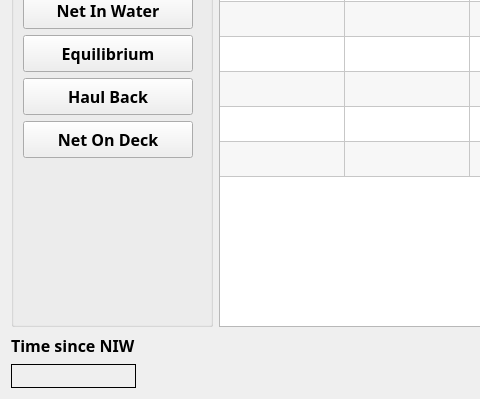
This is ui/CPSTrawlEvent.ui in aliciabillings-noaa/CLAMS as Qt 5 draws it before an edit; both pictures show x 0 to 480 and y 301 to 700 of the 900 by 700 pixel window. The edited form follows.
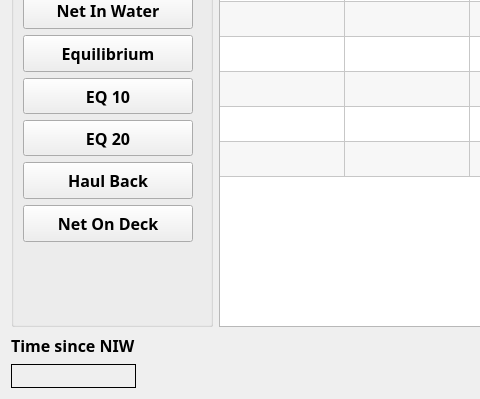
This is the edited form.

Commit message: replacing timer with eq10 and 20 buttons

Patch:
```diff
--- a/ui/CPSTrawlEvent.ui
+++ b/ui/CPSTrawlEvent.ui
@@ -405,6 +405,48 @@
             </property>
            </widget>
           </item>
+          <item>
+           <widget class="QPushButton" name="pb_eq10">
+            <property name="minimumSize">
+             <size>
+              <width>170</width>
+              <height>36</height>
+             </size>
+            </property>
+            <property name="font">
+             <font>
+              <family>Arial Black</family>
+              <pointsize>12</pointsize>
+              <weight>75</weight>
+              <bold>true</bold>
+             </font>
+            </property>
+            <property name="text">
+             <string>EQ 10</string>
+            </property>
+           </widget>
+          </item>
+          <item>
+           <widget class="QPushButton" name="pb_eq20">
+            <property name="minimumSize">
+             <size>
+              <width>170</width>
+              <height>36</height>
+             </size>
+            </property>
+            <property name="font">
+             <font>
+              <family>Arial Black</family>
+              <pointsize>12</pointsize>
+              <weight>75</weight>
+              <bold>true</bold>
+             </font>
+            </property>
+            <property name="text">
+             <string>EQ 20</string>
+            </property>
+           </widget>
+          </item>
           <item>
            <widget class="QPushButton" name="pb_hb">
             <property name="minimumSize">
```
The commit also changes 3 other files.
